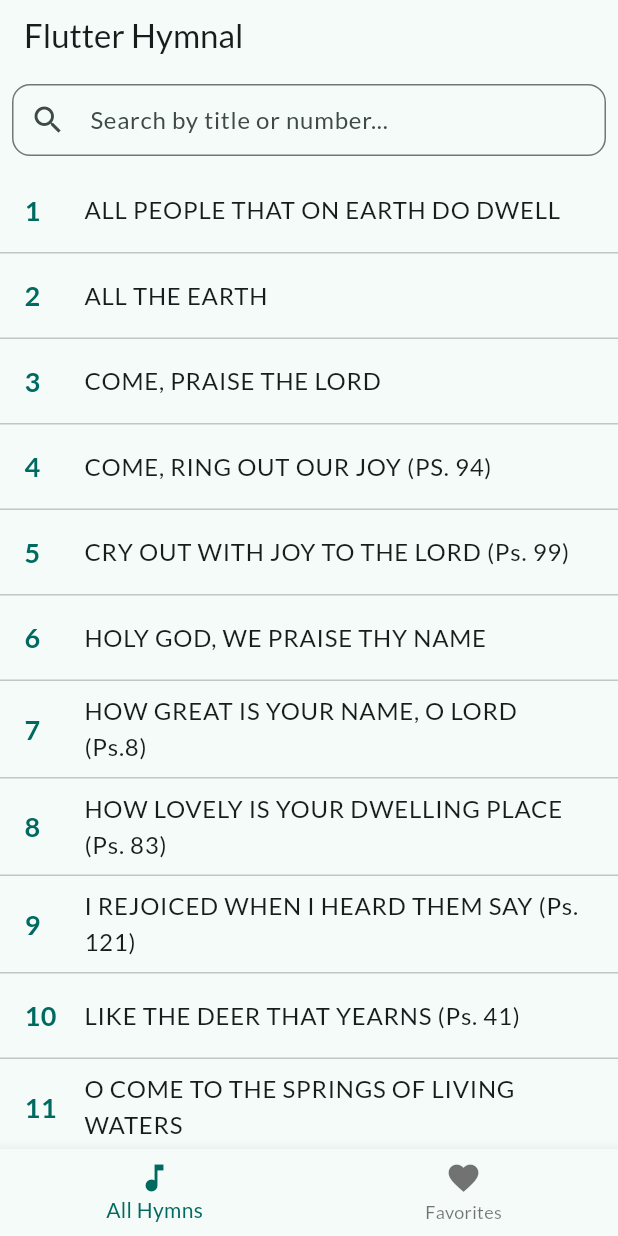
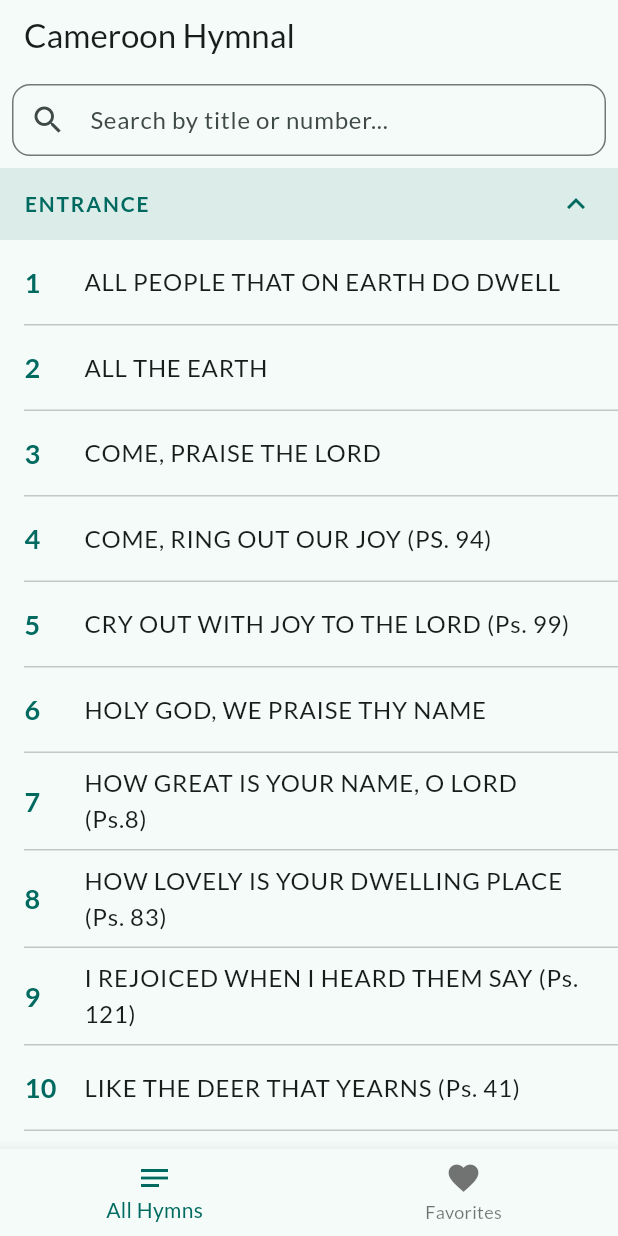
Before and after one commit to marietta-a/hymnal, a Flutter app: the screen it shows after launch, on a phone screen of 412 x 824 dp. Run offline on Flutter 3.47's test engine with Material 3 defaults, Android fonts, the light colour scheme and no system bars; our stand-ins replace google_fonts, shared_preferences.

Commit message:
grouped hymns by categories on home screen

```diff
--- a/lib/data/hymn_data.dart
+++ b/lib/data/hymn_data.dart
@@ -2399,14 +2399,6 @@ final hymnJson = [
     "composer": "F. W. FABER, 1814-63",
     "category": "THE CHURCH"
   },
-    {
-    "number": 300,
-    "title": "FAITH OF OUR FATHERS",
-    "lyrics": "1. Faith of our father, living still,\nIn spite of dungeon, fire, and sword\nO how our hearts beat high with joy:\nWhene’er we hear that glorious word\nFaith of our fathers! Holy faith!\nWe will be true to thee till death\n\n2. Our fathers chained in prison’s dark\nWere still I heart and conscience free:\nHow sweet would be their children’s fate,\nIf they, like them, could die for thee!\nFaith of our fathers! Holy faith!\nWe will be true to thee till death\n\n3. Faith of our fathers, Mary’s prayers\nShall win our country back to thee;\nAnd through the truth that comes from God\nCameroon shall then indeed be free.\nFaith of our fathers! Holy faith!\nWe will be true to thee till death.\n\n4. Faith of our fathers, we will love\nBoth friend and foe in all our strife,\nAnd preach thee too, as love knows how\nBy kindly words and virtuous life:\nFaith of our fathers! Holy faith!\nWe will be true to thee till death.",
-    "firstLine": "Faith of our father, living still,",
-    "composer": "F. W. FABER, 1814-63",
-    "category": "THE CHURCH"
-  },
   {
     "number": 301,
     "title": "FULL IN THE PANTING HEART OF ROME",
--- a/lib/screens/home_screen.dart
+++ b/lib/screens/home_screen.dart
@@ -6,6 +6,7 @@ import 'package:hymnal/providers/hymn_provider.dart';
 import 'package:hymnal/widgets/hymn_list_tile.dart';
 import 'package:hymnal/widgets/search_bar.dart';
 import 'package:provider/provider.dart';
+import 'package:collection/collection.dart';
 
 class HomeScreen extends StatefulWidget {
   const HomeScreen({super.key});
@@ -17,19 +18,33 @@ class HomeScreen extends StatefulWidget {
 class _HomeScreenState extends State<HomeScreen> {
   int _currentIndex = 0;
 
+  final Map<String, bool> _expandedCategories = {};
+
+  // --- NEW: Add initState to set the default expanded state ---
+  @override
+  void initState() {
+    super.initState();
+    // Since Hymn.hymns is a static list, we can access it before the widget builds.
+    // This sets the very first category to be expanded by default.
+    if (Hymn.hymns.isNotEmpty) {
+      final String firstCategory = Hymn.hymns.first.category ?? 'General';
+      _expandedCategories[firstCategory] = true;
+    }
+  }
+
   @override
   Widget build(BuildContext context) {
     final hymnProvider = Provider.of<HymnProvider>(context);
     final favoritesProvider = Provider.of<FavoritesProvider>(context);
 
     final List<Widget> pages = [
-      _buildHymnListPage(hymnProvider.filteredHymns),
+      _buildGroupedHymnList(hymnProvider.filteredHymns),
       _buildHymnListPage(_getFavoriteHymns(hymnProvider, favoritesProvider)),
     ];
 
     return Scaffold(
       appBar: AppBar(
-        title: const Text('Flutter Hymnal'),
+        title: const Text('Cameroon Hymnal'),
         bottom: PreferredSize(
           preferredSize: const Size.fromHeight(kToolbarHeight),
           child: SearchBarWidget(
@@ -49,7 +64,7 @@ class _HomeScreenState extends State<HomeScreen> {
         },
         items: const [
           BottomNavigationBarItem(
-            icon: Icon(Icons.music_note),
+            icon: Icon(Icons.notes),
             label: 'All Hymns',
           ),
           BottomNavigationBarItem(
@@ -69,7 +84,7 @@ class _HomeScreenState extends State<HomeScreen> {
 
   Widget _buildHymnListPage(List<Hymn> hymns) {
     if (hymns.isEmpty) {
-      return const Center(child: Text('No hymns found.'));
+      return const Center(child: Text('No favorites yet.'));
     }
     return ListView.separated(
       itemCount: hymns.length,
@@ -79,4 +94,79 @@ class _HomeScreenState extends State<HomeScreen> {
       separatorBuilder: (context, index) => const Divider(height: 1),
     );
   }
+
+  Widget _buildGroupedHymnList(List<Hymn> hymns) {
+    if (hymns.isEmpty) {
+      return const Center(child: Text('No hymns found.'));
+    }
+
+    final List<dynamic> displayList = [];
+    String? currentCategory;
+
+    for (final hymn in hymns) {
+      final hymnCategory = hymn.category ?? 'General';
+
+      if (hymnCategory != currentCategory) {
+        currentCategory = hymnCategory;
+        displayList.add(currentCategory);
+      }
+
+      if (_expandedCategories[currentCategory] ?? false) {
+        displayList.add(hymn);
+      }
+    }
+
+    return ListView.builder(
+      itemCount: displayList.length,
+      itemBuilder: (context, index) {
+        final item = displayList[index];
+
+        if (item is String) {
+          final isExpanded = _expandedCategories[item] ?? false;
+          return _buildCategoryHeader(item, isExpanded);
+        } else if (item is Hymn) {
+          return Column(
+            children: [
+              HymnListTile(hymn: item),
+              const Divider(height: 1, indent: 16),
+            ],
+          );
+        }
+        return const SizedBox.shrink();
+      },
+    );
+  }
+
+  Widget _buildCategoryHeader(String category, bool isExpanded) {
+    return Material(
+      color: Theme.of(context).primaryColor.withOpacity(0.1),
+      child: InkWell(
+        onTap: () {
+          setState(() {
+            _expandedCategories[category] = !isExpanded;
+          });
+        },
+        child: Padding(
+          padding: const EdgeInsets.symmetric(horizontal: 16.0, vertical: 12.0),
+          child: Row(
+            mainAxisAlignment: MainAxisAlignment.spaceBetween,
+            children: [
+              Text(
+                category.toUpperCase(),
+                style: TextStyle(
+                  fontWeight: FontWeight.bold,
+                  color: Theme.of(context).primaryColor,
+                  letterSpacing: 1.2,
+                ),
+              ),
+              Icon(
+                isExpanded ? Icons.expand_less : Icons.expand_more,
+                color: Theme.of(context).primaryColor,
+              ),
+            ],
+          ),
+        ),
+      ),
+    );
+  }
 }
--- a/pubspec.yaml
+++ b/pubspec.yaml
@@ -7,6 +7,7 @@ environment:
   sdk: ^3.8.1
 
 dependencies:
+  collection: ^1.19.1
   flutter:
     sdk: flutter
   google_fonts: ^6.3.2
```
Also changed, not shown: lib/data/hymn_categories_data.dart (added, +152 -0 lines), lib/models/hymn_category.dart (added, +29 -0 lines), pubspec.lock, 7 other files.
